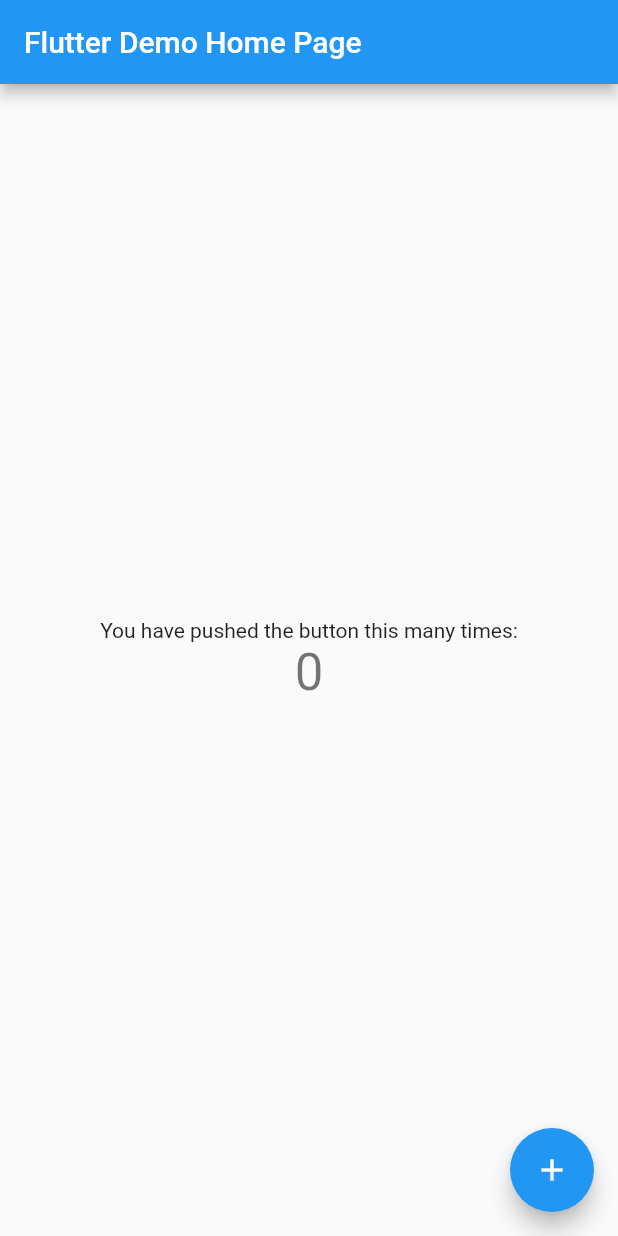
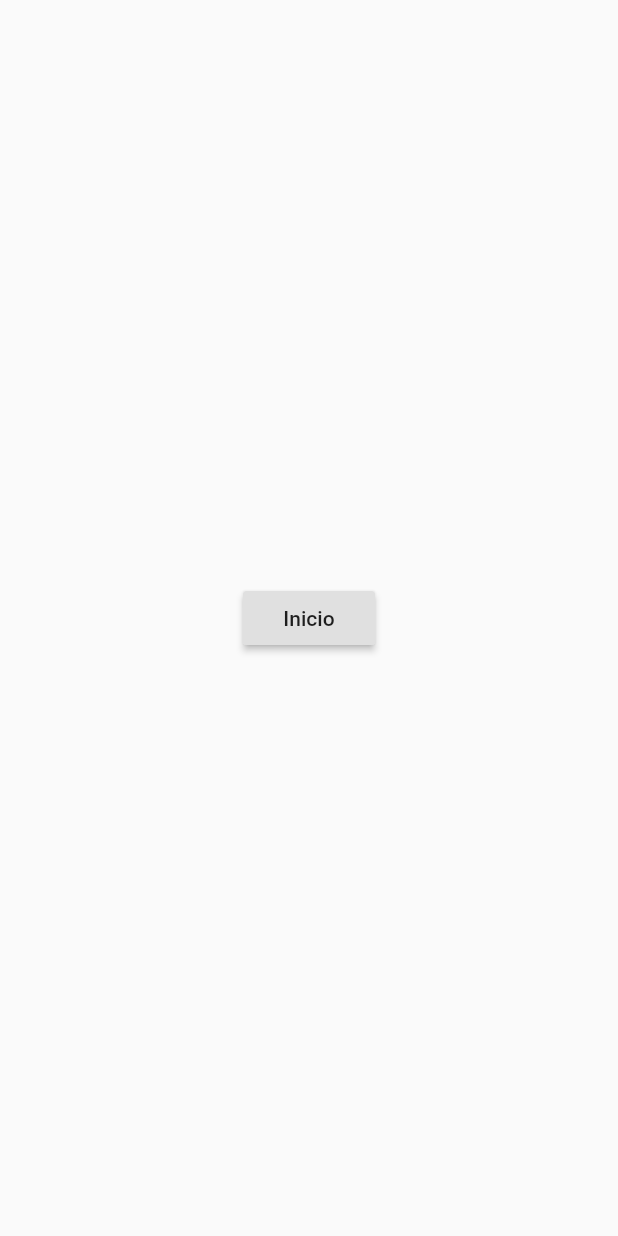
Before and after one commit to Luis97Lopez/MoviesApp, a Flutter app: the screen it shows after launch, on a phone screen of 412 x 824 dp. Run offline on Flutter 3.47's test engine with Material 2 defaults, Android fonts, the phone set to English and light mode, and no system bars.

Commit message:
Estructura muy simple de la APP

```diff
--- a/lib/main.dart
+++ b/lib/main.dart
@@ -1,117 +1,22 @@
 import 'package:flutter/material.dart';
+import 'welcome.dart';
+import 'home.dart';
+import 'movies.dart';
 
 void main() {
-  runApp(MyApp());
+  runApp(MoviesApp());
 }
 
-class MyApp extends StatelessWidget {
-  // This widget is the root of your application.
+class MoviesApp extends StatelessWidget {
   @override
   Widget build(BuildContext context) {
     return MaterialApp(
-      title: 'Flutter Demo',
-      theme: ThemeData(
-        // This is the theme of your application.
-        //
-        // Try running your application with "flutter run". You'll see the
-        // application has a blue toolbar. Then, without quitting the app, try
-        // changing the primarySwatch below to Colors.green and then invoke
-        // "hot reload" (press "r" in the console where you ran "flutter run",
-        // or simply save your changes to "hot reload" in a Flutter IDE).
-        // Notice that the counter didn't reset back to zero; the application
-        // is not restarted.
-        primarySwatch: Colors.blue,
-        // This makes the visual density adapt to the platform that you run
-        // the app on. For desktop platforms, the controls will be smaller and
-        // closer together (more dense) than on mobile platforms.
-        visualDensity: VisualDensity.adaptivePlatformDensity,
-      ),
-      home: MyHomePage(title: 'Flutter Demo Home Page'),
+      routes: {
+        '/welcome': (context) => WelcomeScreen(),
+        '/home' : (context) => HomeScreen(),
+        '/movies/add' : (context) => AddMovieScreen()
+      },
+      initialRoute: '/welcome',
     );
   }
 }
-
-class MyHomePage extends StatefulWidget {
-  MyHomePage({Key key, this.title}) : super(key: key);
-
-  // This widget is the home page of your application. It is stateful, meaning
-  // that it has a State object (defined below) that contains fields that affect
-  // how it looks.
-
-  // This class is the configuration for the state. It holds the values (in this
-  // case the title) provided by the parent (in this case the App widget) and
-  // used by the build method of the State. Fields in a Widget subclass are
-  // always marked "final".
-
-  final String title;
-
-  @override
-  _MyHomePageState createState() => _MyHomePageState();
-}
-
-class _MyHomePageState extends State<MyHomePage> {
-  int _counter = 0;
-
-  void _incrementCounter() {
-    setState(() {
-      // This call to setState tells the Flutter framework that something has
-      // changed in this State, which causes it to rerun the build method below
-      // so that the display can reflect the updated values. If we changed
-      // _counter without calling setState(), then the build method would not be
-      // called again, and so nothing would appear to happen.
-      _counter++;
-    });
-  }
-
-  @override
-  Widget build(BuildContext context) {
-    // This method is rerun every time setState is called, for instance as done
-    // by the _incrementCounter method above.
-    //
-    // The Flutter framework has been optimized to make rerunning build methods
-    // fast, so that you can just rebuild anything that needs updating rather
-    // than having to individually change instances of widgets.
-    return Scaffold(
-      appBar: AppBar(
-        // Here we take the value from the MyHomePage object that was created by
-        // the App.build method, and use it to set our appbar title.
-        title: Text(widget.title),
-      ),
-      body: Center(
-        // Center is a layout widget. It takes a single child and positions it
-        // in the middle of the parent.
-        child: Column(
-          // Column is also a layout widget. It takes a list of children and
-          // arranges them vertically. By default, it sizes itself to fit its
-          // children horizontally, and tries to be as tall as its parent.
-          //
-          // Invoke "debug painting" (press "p" in the console, choose the
-          // "Toggle Debug Paint" action from the Flutter Inspector in Android
-          // Studio, or the "Toggle Debug Paint" command in Visual Studio Code)
-          // to see the wireframe for each widget.
-          //
-          // Column has various properties to control how it sizes itself and
-          // how it positions its children. Here we use mainAxisAlignment to
-          // center the children vertically; the main axis here is the vertical
-          // axis because Columns are vertical (the cross axis would be
-          // horizontal).
-          mainAxisAlignment: MainAxisAlignment.center,
-          children: <Widget>[
-            Text(
-              'You have pushed the button this many times:',
-            ),
-            Text(
-              '$_counter',
-              style: Theme.of(context).textTheme.headline4,
-            ),
-          ],
-        ),
-      ),
-      floatingActionButton: FloatingActionButton(
-        onPressed: _incrementCounter,
-        tooltip: 'Increment',
-        child: Icon(Icons.add),
-      ), // This trailing comma makes auto-formatting nicer for build methods.
-    );
-  }
-}
--- /dev/null
+++ b/lib/welcome.dart
@@ -0,0 +1,36 @@
+import 'package:flutter/material.dart';
+
+class WelcomeScreen extends StatelessWidget {
+  @override
+  Widget build(BuildContext context) {
+    return Scaffold(
+      body: Container(
+        alignment: Alignment.center,
+        child: FractionallySizedBox(
+          widthFactor: 0.7,
+          heightFactor: 0.7,
+          child: Column(
+            mainAxisAlignment: MainAxisAlignment.center,
+            children: [
+              WelcomeButton(),
+            ],
+          )
+        )
+      )
+    );
+  }
+}
+
+class WelcomeButton extends StatelessWidget {
+  @override
+  Widget build(BuildContext context) {
+    return Container(
+      child: RaisedButton(
+        onPressed: () {
+          Navigator.pushNamed(context, '/home');
+        },
+        child: Text('Inicio')
+      )
+    );
+  }
+}
```
Also changed, not shown: lib/home.dart (added, +36 -0 lines), lib/movies.dart (added, +52 -0 lines), 1 other file.
